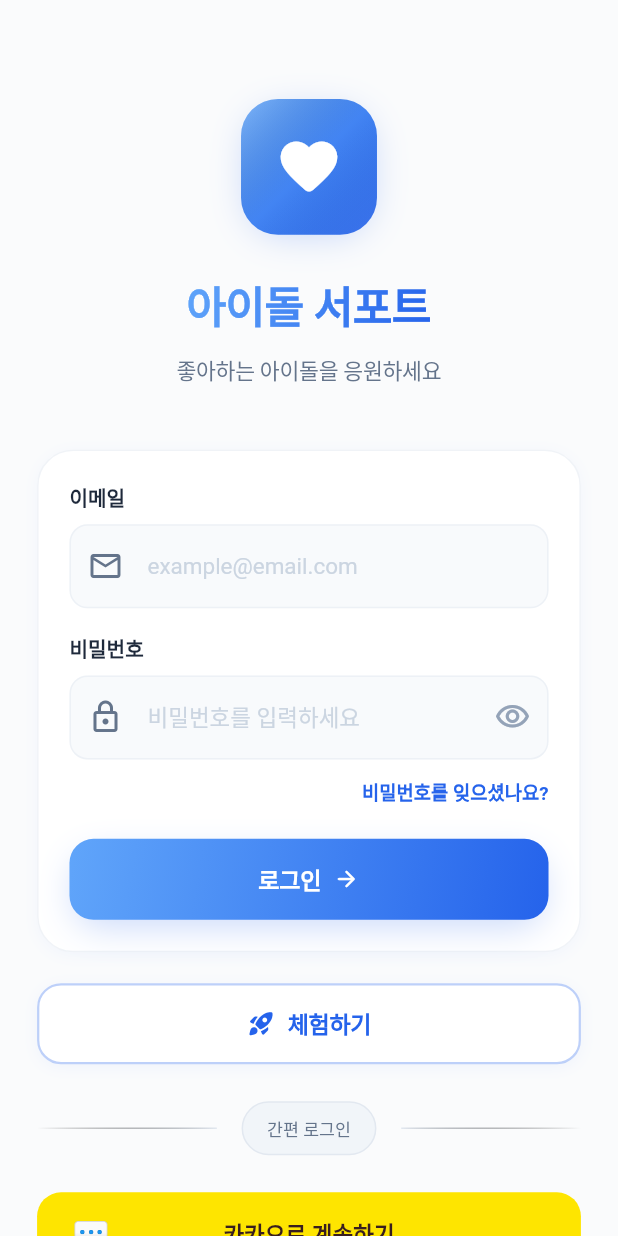
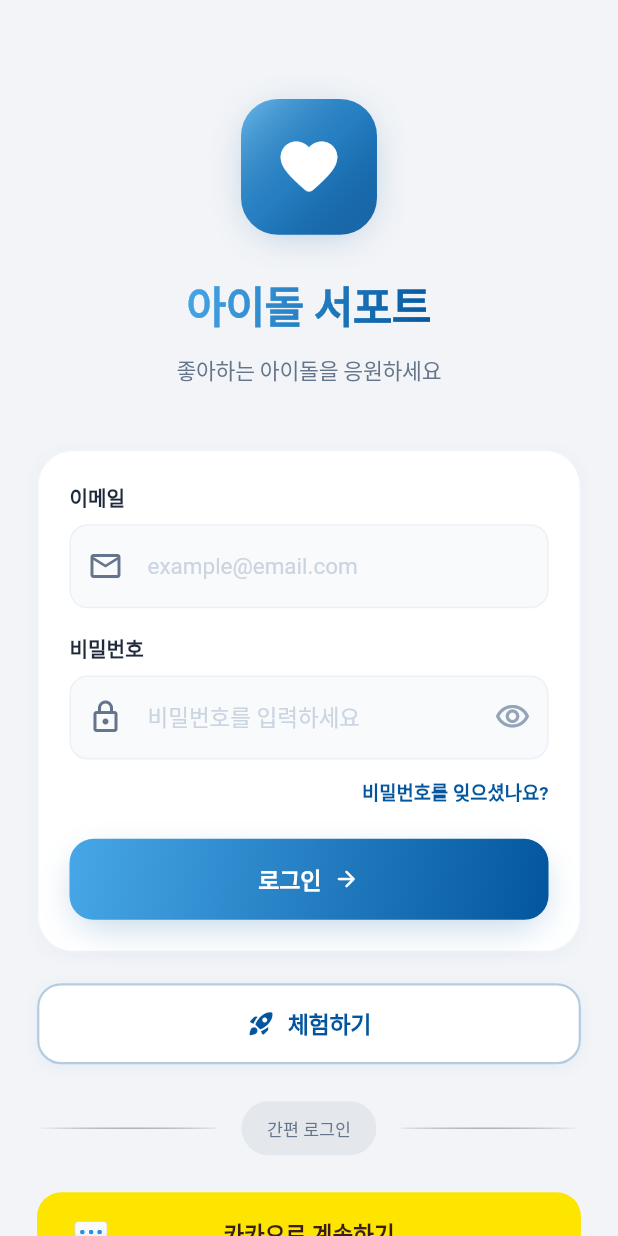
Before and after one commit to teo53/fansupport, a Flutter app: the screen it shows after launch, on a phone screen of 412 x 824 dp. Run offline on Flutter 3.47's test engine with Material 3 defaults, Android fonts, the phone set to English and light mode, and no system bars; our stand-ins replace cached_network_image, dio, equatable, fl_chart, flutter_riverpod, go_router and 2 more; Roboto replaces fonts that are missing (Pretendard).

Commit message:
style(theme): update color palette to match reference design
- Update primary blue from #2563EB to #03569D (reference color)
- Refine primary color variants for better consistency
- Update background to #F2F4F7 (reference light color)
- Update shadow colors to use new primary blue

```diff
--- a/mobile/lib/core/theme/app_colors.dart
+++ b/mobile/lib/core/theme/app_colors.dart
@@ -7,20 +7,20 @@ class AppColors {
   // PRIMARY BLUE PALETTE
   // ============================================
 
-  /// Primary blue - Main brand color
-  static const Color primary = Color(0xFF2563EB);
+  /// Primary blue - Main brand color (based on reference #03569D)
+  static const Color primary = Color(0xFF03569D);
 
-  /// Primary variants
-  static const Color primary50 = Color(0xFFEFF6FF);
-  static const Color primary100 = Color(0xFFDBEAFE);
-  static const Color primary200 = Color(0xFFBFDBFE);
-  static const Color primary300 = Color(0xFF93C5FD);
-  static const Color primary400 = Color(0xFF60A5FA);
-  static const Color primary500 = Color(0xFF3B82F6);
-  static const Color primary600 = Color(0xFF2563EB);
-  static const Color primary700 = Color(0xFF1D4ED8);
-  static const Color primary800 = Color(0xFF1E40AF);
-  static const Color primary900 = Color(0xFF1E3A8A);
+  /// Primary variants (refined blue palette)
+  static const Color primary50 = Color(0xFFE8F4FC);
+  static const Color primary100 = Color(0xFFD1E9F9);
+  static const Color primary200 = Color(0xFFA3D3F3);
+  static const Color primary300 = Color(0xFF75BDED);
+  static const Color primary400 = Color(0xFF47A7E7);
+  static const Color primary500 = Color(0xFF1991E1);
+  static const Color primary600 = Color(0xFF03569D);
+  static const Color primary700 = Color(0xFF024A87);
+  static const Color primary800 = Color(0xFF013D70);
+  static const Color primary900 = Color(0xFF012F59);
 
   /// Legacy aliases
   static const Color primaryDark = primary700;
@@ -59,11 +59,11 @@ class AppColors {
   // BACKGROUND & SURFACE
   // ============================================
 
-  /// Main background - soft white
-  static const Color background = Color(0xFFFAFBFC);
+  /// Main background - light (based on reference #F2F4F7)
+  static const Color background = Color(0xFFF2F4F7);
 
   /// Alternative background
-  static const Color backgroundAlt = Color(0xFFF1F5F9);
+  static const Color backgroundAlt = Color(0xFFE4E7EC);
 
   /// Surface color
   static const Color surface = Color(0xFFFFFFFF);
@@ -170,8 +170,8 @@ class AppColors {
   static const Color neonPink = Color(0xFFEC4899);
   static const Color neonPurple = Color(0xFF8B5CF6);
 
-  /// Shadow base color
-  static const Color shadowColor = Color(0xFF2563EB);
+  /// Shadow base color (matches primary)
+  static const Color shadowColor = Color(0xFF03569D);
 
   // ============================================
   // GRADIENTS
--- a/mobile/lib/core/theme/design_tokens.dart
+++ b/mobile/lib/core/theme/design_tokens.dart
@@ -232,7 +232,7 @@ abstract class Shadows {
   /// Subtle shadow for cards
   static List<BoxShadow> get soft => [
     BoxShadow(
-      color: const Color(0xFF2563EB).withOpacity(0.04),
+      color: const Color(0xFF03569D).withOpacity(0.04),
       offset: const Offset(0, 2),
       blurRadius: 8,
       spreadRadius: 0,
@@ -242,7 +242,7 @@ abstract class Shadows {
   /// Medium shadow for elevated elements
   static List<BoxShadow> get medium => [
     BoxShadow(
-      color: const Color(0xFF2563EB).withOpacity(0.08),
+      color: const Color(0xFF03569D).withOpacity(0.08),
       offset: const Offset(0, 4),
       blurRadius: 16,
       spreadRadius: 0,
@@ -252,7 +252,7 @@ abstract class Shadows {
   /// Strong shadow for floating elements
   static List<BoxShadow> get strong => [
     BoxShadow(
-      color: const Color(0xFF2563EB).withOpacity(0.12),
+      color: const Color(0xFF03569D).withOpacity(0.12),
       offset: const Offset(0, 8),
       blurRadius: 24,
       spreadRadius: 0,
@@ -262,7 +262,7 @@ abstract class Shadows {
   /// Glass shadow for glassmorphism
   static List<BoxShadow> get glass => [
     BoxShadow(
-      color: const Color(0xFF2563EB).withOpacity(0.06),
+      color: const Color(0xFF03569D).withOpacity(0.06),
       offset: const Offset(0, 4),
       blurRadius: 24,
       spreadRadius: -4,
@@ -278,7 +278,7 @@ abstract class Shadows {
   /// Glow effect for active elements
   static List<BoxShadow> get glow => [
     BoxShadow(
-      color: const Color(0xFF2563EB).withOpacity(0.3),
+      color: const Color(0xFF03569D).withOpacity(0.3),
       offset: Offset.zero,
       blurRadius: 20,
       spreadRadius: -4,
@@ -288,7 +288,7 @@ abstract class Shadows {
   /// Bottom navigation shadow
   static List<BoxShadow> get bottomNav => [
     BoxShadow(
-      color: const Color(0xFF2563EB).withOpacity(0.05),
+      color: const Color(0xFF03569D).withOpacity(0.05),
       offset: const Offset(0, -4),
       blurRadius: 16,
       spreadRadius: 0,
```
